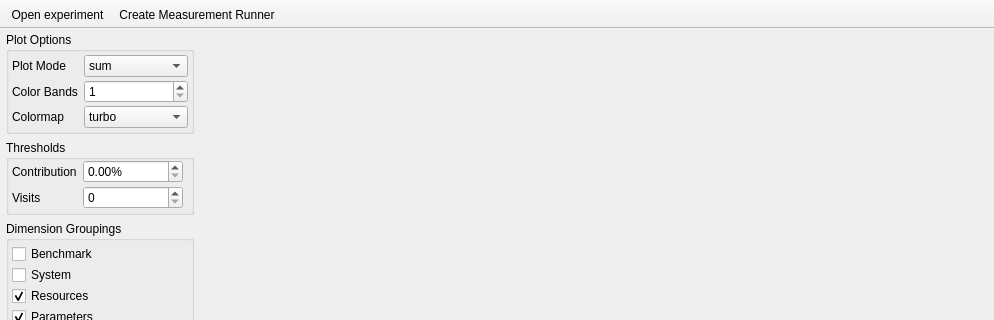
Before: the Qt Designer form analysis/norc/ui/mainwindow.ui in tuda-parallel/NORC, drawn with Qt 5; both pictures show x 0 to 994 and y 0 to 320 of the 994 by 722 pixel window.
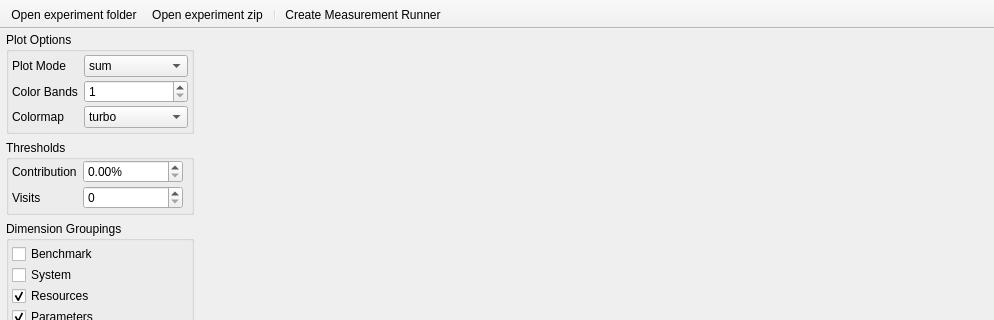
After: the same form once the commit is applied. The open tabs and pages were chosen to show the change. Icons and pictures are not drawn.

Commit message: Allow working on zipped experiments

The edit to the form file:
```diff
--- a/analysis/norc/ui/mainwindow.ui
+++ b/analysis/norc/ui/mainwindow.ui
@@ -429,6 +429,8 @@
     <bool>false</bool>
    </attribute>
    <addaction name="action_open"/>
+   <addaction name="action_open_zip"/>
+   <addaction name="separator"/>
    <addaction name="actionCreate_Measurement_Runner"/>
   </widget>
   <action name="action_open">
@@ -436,7 +438,15 @@
     <iconset theme="folder-open"/>
    </property>
    <property name="text">
-    <string>Open experiment</string>
+    <string>Open experiment folder</string>
+   </property>
+  </action>
+  <action name="action_open_zip">
+   <property name="icon">
+    <iconset theme="document-open"/>
+   </property>
+   <property name="text">
+    <string>Open experiment zip</string>
    </property>
   </action>
   <action name="actionCreate_Measurement_Runner">
```
Left out of the diff: 12 changed lines with no effect on the pictures. The commit also changes 6 other files.
